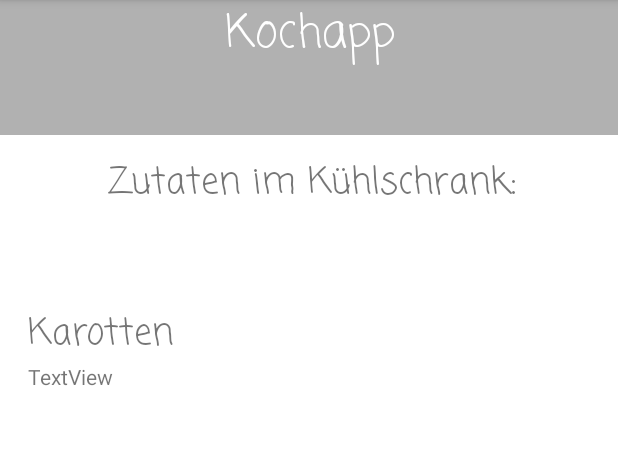
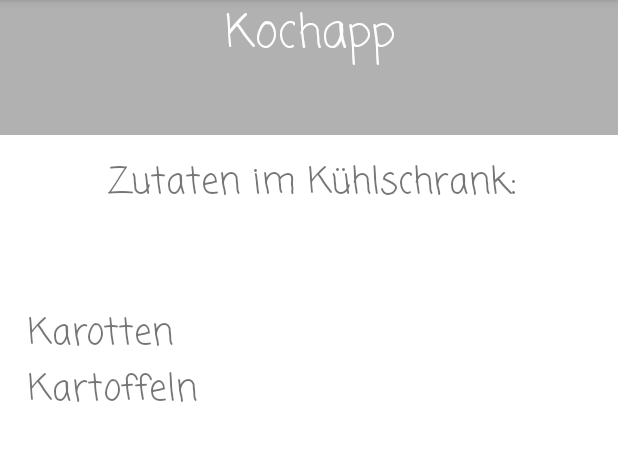
Before and after one commit to GenosseRedCat2/Rezeptfinder, an Android app: the screen it shows after launch (MainActivity), on a phone screen of 412 x 824 dp, the part 84-545 px from its top. Run offline under Robolectric (Android 15) with nearby library versions, the phone set to English and light mode, and no system bars.

Commit message:
Das erste Layout des Kochapp's. Eine einfache alternative Titlebar und ein Scrollmenue mit zwei textviews.

```diff
--- a/app/src/main/res/layout/activity_main.xml
+++ b/app/src/main/res/layout/activity_main.xml
@@ -67,7 +67,9 @@
                 android:id="@+id/textView6"
                 android:layout_width="match_parent"
                 android:layout_height="wrap_content"
-                android:text="TextView" />
+                android:fontFamily="casual"
+                android:text="Kartoffeln"
+                android:textSize="24sp" />
         </LinearLayout>
     </ScrollView>
 
```
